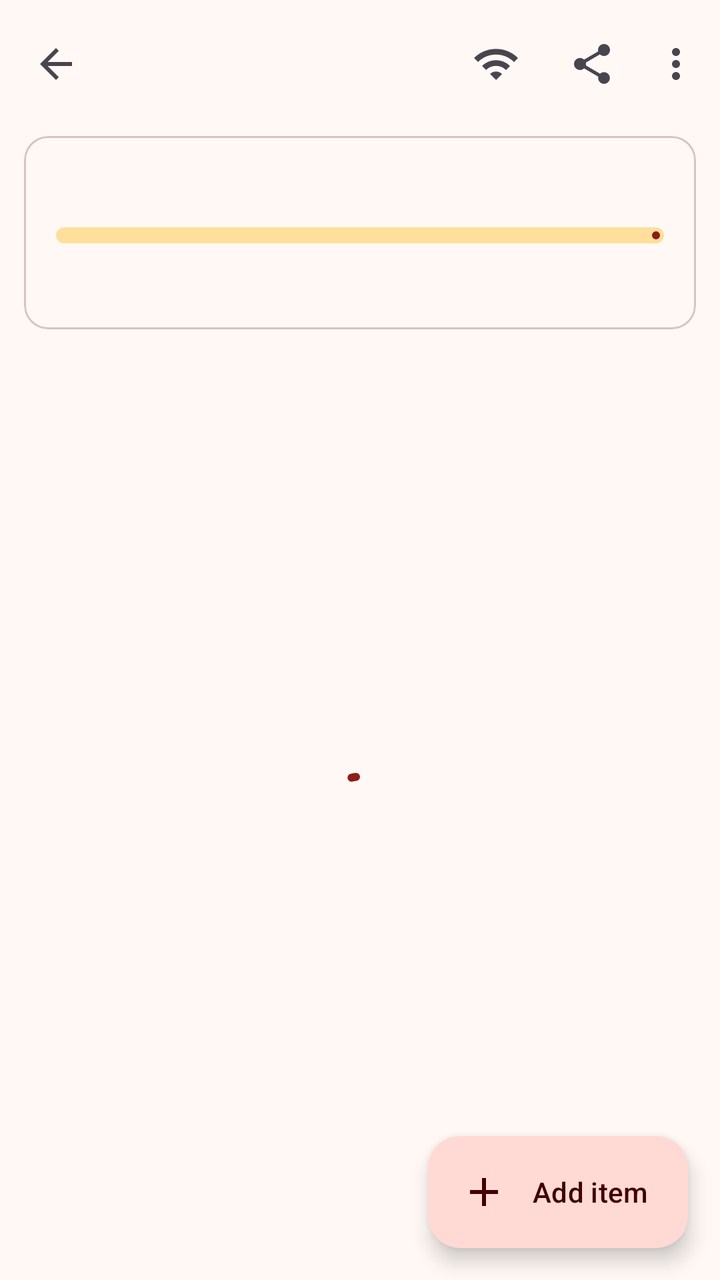
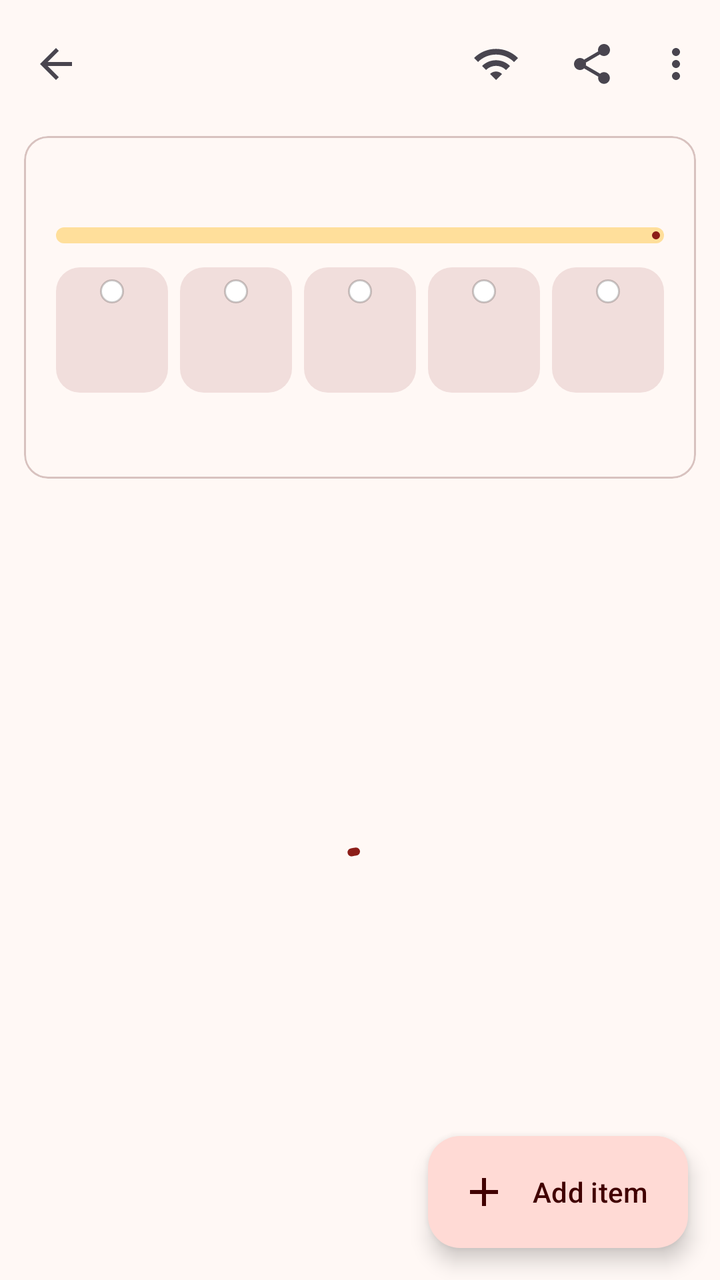

Two renders of the same Android screen: before a commit and after it. Below are the layout's source before the change and the commit's diff.
<!-- AndroidManifest.xml: application theme Theme.BagOfHolding -->
<!-- res/layout/activity_inventory.xml -->
<?xml version="1.0" encoding="utf-8"?>
<androidx.coordinatorlayout.widget.CoordinatorLayout xmlns:android="http://schemas.android.com/apk/res/android"
    xmlns:app="http://schemas.android.com/apk/res-auto"
    android:id="@+id/coordinator"
    android:layout_width="match_parent"
    android:layout_height="match_parent">

    <com.google.android.material.appbar.AppBarLayout
        android:layout_width="match_parent"
        android:layout_height="wrap_content"
        app:liftOnScrollTargetViewId="@id/recyclerItems">

        <com.google.android.material.appbar.MaterialToolbar
            android:id="@+id/toolbar"
            android:layout_width="match_parent"
            android:layout_height="?attr/actionBarSize"
            app:menu="@menu/menu_inventory"
            app:navigationContentDescription="@string/cd_back"
            app:navigationIcon="@drawable/ic_arrow_back" />
    </com.google.android.material.appbar.AppBarLayout>

    <LinearLayout
        android:layout_width="match_parent"
        android:layout_height="match_parent"
        android:orientation="vertical"
        app:layout_behavior="@string/appbar_scrolling_view_behavior">

        
        <com.google.android.material.card.MaterialCardView
            style="?attr/materialCardViewOutlinedStyle"
            android:layout_width="match_parent"
            android:layout_height="wrap_content"
            android:layout_marginHorizontal="12dp"
            android:layout_marginTop="4dp"
            android:layout_marginBottom="8dp">

            <LinearLayout
                android:layout_width="match_parent"
                android:layout_height="wrap_content"
                android:orientation="vertical"
                android:padding="16dp">

                <LinearLayout
                    android:layout_width="match_parent"
                    android:layout_height="wrap_content"
                    android:orientation="horizontal">

                    <TextView
                        android:id="@+id/textWeight"
                        android:layout_width="0dp"
                        android:layout_height="wrap_content"
                        android:layout_weight="1"
                        android:textAppearance="?attr/textAppearanceTitleMedium" />

                    <TextView
                        android:id="@+id/textEncumbrance"
                        android:layout_width="wrap_content"
                        android:layout_height="wrap_content"
                        android:textAppearance="?attr/textAppearanceLabelLarge" />
                </LinearLayout>

                <com.google.android.material.progressindicator.LinearProgressIndicator
                    android:id="@+id/progressWeight"
                    android:layout_width="match_parent"
                    android:layout_height="wrap_content"
                    android:layout_marginVertical="8dp"
                    android:max="100"
                    app:trackCornerRadius="4dp"
                    app:trackThickness="8dp" />

                <LinearLayout
                    android:layout_width="match_parent"
                    android:layout_height="wrap_content"
                    android:orientation="horizontal">

                    <TextView
                        android:id="@+id/textValue"
                        android:layout_width="0dp"
                        android:layout_height="wrap_content"
                        android:layout_weight="1"
                        android:textAppearance="?attr/textAppearanceBodyMedium"
                        android:textColor="?attr/colorOnSurfaceVariant" />

                    <TextView
                        android:id="@+id/textPurse"
                        android:layout_width="wrap_content"
                        android:layout_height="wrap_content"
                        android:textAppearance="?attr/textAppearanceBodyMedium"
                        android:textColor="?attr/colorSecondary" />
                </LinearLayout>
            </LinearLayout>
        </com.google.android.material.card.MaterialCardView>

        <FrameLayout
            android:layout_width="match_parent"
            android:layout_height="0dp"
            android:layout_weight="1">

            <androidx.recyclerview.widget.RecyclerView
                android:id="@+id/recyclerItems"
                android:layout_width="match_parent"
                android:layout_height="match_parent"
                android:clipToPadding="false"
                android:paddingHorizontal="12dp"
                android:paddingBottom="96dp"
                app:layoutManager="androidx.recyclerview.widget.LinearLayoutManager" />

            <TextView
                android:id="@+id/textEmpty"
                android:layout_width="wrap_content"
                android:layout_height="wrap_content"
                android:layout_gravity="center"
                android:gravity="center"
                android:padding="32dp"
                android:text="@string/inventory_empty"
                android:textAppearance="?attr/textAppearanceBodyLarge"
                android:textColor="?attr/colorOnSurfaceVariant"
                android:visibility="gone" />

            <com.google.android.material.progressindicator.CircularProgressIndicator
                android:id="@+id/progressLoading"
                android:layout_width="wrap_content"
                android:layout_height="wrap_content"
                android:layout_gravity="center"
                android:indeterminate="true" />
        </FrameLayout>
    </LinearLayout>

    <com.google.android.material.floatingactionbutton.ExtendedFloatingActionButton
        android:id="@+id/fabAddItem"
        android:layout_width="wrap_content"
        android:layout_height="wrap_content"
        android:layout_gravity="bottom|end"
        android:layout_margin="16dp"
        android:text="@string/fab_add_item"
        app:icon="@drawable/ic_add" />

</androidx.coordinatorlayout.widget.CoordinatorLayout>
<!-- resources referenced by this layout -->
<resources>
  <!-- drawable ic_add (drawable) -->
  <?xml version="1.0" encoding="utf-8"?>
  <vector xmlns:android="http://schemas.android.com/apk/res/android"
      android:width="24dp"
      android:height="24dp"
      android:tint="?attr/colorControlNormal"
      android:viewportWidth="24"
      android:viewportHeight="24">
      <path
          android:fillColor="@android:color/white"
          android:pathData="M19,13h-6v6h-2v-6H5v-2h6V5h2v6h6v2z" />
  </vector>
  <!-- drawable ic_arrow_back (drawable) -->
  <?xml version="1.0" encoding="utf-8"?>
  <vector xmlns:android="http://schemas.android.com/apk/res/android"
      android:width="24dp"
      android:height="24dp"
      android:tint="?attr/colorControlNormal"
      android:viewportWidth="24"
      android:viewportHeight="24">
      <path
          android:fillColor="@android:color/white"
          android:pathData="M20,11H7.83l5.59,-5.59L12,4l-8,8 8,8 1.41,-1.41L7.83,13H20v-2z" />
  </vector>
  <string name="cd_back">Back</string>
  <string name="fab_add_item">Add item</string>
  <string name="inventory_empty">The bag is empty.\nTap “Add item” to fill it.</string>
  <color name="boh_primary">#8C1D18</color>
  <color name="boh_on_primary">#FFFFFF</color>
  <color name="boh_primary_container">#FFDAD5</color>
  <color name="boh_on_primary_container">#410001</color>
  <color name="boh_secondary">#765A0B</color>
  <color name="boh_on_secondary">#FFFFFF</color>
  <color name="boh_secondary_container">#FFDF9B</color>
  <color name="boh_on_secondary_container">#251A00</color>
  <color name="boh_tertiary">#4C6544</color>
  <color name="boh_on_tertiary">#FFFFFF</color>
  <color name="boh_tertiary_container">#CEEBC1</color>
  <color name="boh_on_tertiary_container">#0A2006</color>
  <color name="boh_error">#BA1A1A</color>
  <color name="boh_on_error">#FFFFFF</color>
  <color name="boh_surface">#FFF8F5</color>
  <color name="boh_on_surface">#231918</color>
  <color name="boh_surface_variant">#F5DDDA</color>
  <color name="boh_on_surface_variant">#534341</color>
  <color name="boh_outline">#857371</color>
  <color name="boh_outline_variant">#D8C2BF</color>
  <color name="boh_surface_container_lowest">#FFFFFF</color>
  <color name="boh_surface_container_low">#FFF0EE</color>
  <color name="boh_surface_container">#FCEAE7</color>
  <color name="boh_surface_container_high">#F6E4E1</color>
  <color name="boh_surface_container_highest">#F1DEDC</color>
  <!-- unchanged entries left out for length: 1 -->
</resources>

<!-- the commit's change to res/layout/activity_inventory.xml (unified diff, before → after) -->
@@ -68,9 +68,54 @@
                     app:trackCornerRadius="4dp"
                     app:trackThickness="8dp" />
 
+                
                 <LinearLayout
-                    android:layout_width="match_parent"
-                    android:layout_height="wrap_content"
+                    android:id="@+id/rowCoins"
+                    android:layout_width="match_parent"
+                    android:layout_height="wrap_content"
+                    android:layout_marginTop="4dp"
+                    android:orientation="horizontal">
+
+                    <include
+                        android:id="@+id/coinPp"
+                        layout="@layout/view_coin"
+                        android:layout_width="0dp"
+                        android:layout_height="wrap_content"
+                        android:layout_weight="1"
+                        android:layout_marginEnd="6dp" />
+                    <include
+                        android:id="@+id/coinGp"
+                        layout="@layout/view_coin"
+                        android:layout_width="0dp"
+                        android:layout_height="wrap_content"
+                        android:layout_weight="1"
+                        android:layout_marginEnd="6dp" />
+                    <include
+                        android:id="@+id/coinEp"
+                        layout="@layout/view_coin"
+                        android:layout_width="0dp"
+                        android:layout_height="wrap_content"
+                        android:layout_weight="1"
+                        android:layout_marginEnd="6dp" />
+                    <include
+                        android:id="@+id/coinSp"
+                        layout="@layout/view_coin"
+                        android:layout_width="0dp"
+                        android:layout_height="wrap_content"
+                        android:layout_weight="1"
+                        android:layout_marginEnd="6dp" />
+                    <include
+                        android:id="@+id/coinCp"
+                        layout="@layout/view_coin"
+                        android:layout_width="0dp"
+                        android:layout_height="wrap_content"
+                        android:layout_weight="1" />
+                </LinearLayout>
+
+                <LinearLayout
+                    android:layout_width="match_parent"
+                    android:layout_height="wrap_content"
+                    android:layout_marginTop="8dp"
                     android:orientation="horizontal">
 
                     <TextView
@@ -136,3 +181,44 @@
         app:icon="@drawable/ic_add" />
 
 </androidx.coordinatorlayout.widget.CoordinatorLayout>
+<!-- res/layout/view_coin.xml (included above) -->
+<?xml version="1.0" encoding="utf-8"?>
+<LinearLayout xmlns:android="http://schemas.android.com/apk/res/android"
+    xmlns:app="http://schemas.android.com/apk/res-auto"
+    android:layout_width="0dp"
+    android:layout_height="wrap_content"
+    android:layout_weight="1"
+    android:background="@drawable/bg_coin_tile"
+    android:clickable="true"
+    android:focusable="true"
+    android:foreground="?attr/selectableItemBackground"
+    android:gravity="center_horizontal"
+    android:orientation="vertical"
+    android:paddingHorizontal="2dp"
+    android:paddingVertical="6dp">
+
+    <ImageView
+        android:id="@+id/imageCoin"
+        android:layout_width="12dp"
+        android:layout_height="12dp"
+        android:importantForAccessibility="no"
+        android:src="@drawable/ic_coin" />
+
+    <TextView
+        android:id="@+id/textCoinAmount"
+        android:layout_width="match_parent"
+        android:layout_height="24dp"
+        android:gravity="center"
+        android:maxLines="1"
+        android:textAppearance="?attr/textAppearanceTitleMedium"
+        app:autoSizeMaxTextSize="16sp"
+        app:autoSizeMinTextSize="9sp"
+        app:autoSizeTextType="uniform" />
+
+    <TextView
+        android:id="@+id/textCoinLabel"
+        android:layout_width="wrap_content"
+        android:layout_height="wrap_content"
+        android:textAppearance="?attr/textAppearanceLabelSmall"
+        android:textColor="?attr/colorOnSurfaceVariant" />
+</LinearLayout>
<!-- resource entries referenced after the edit -->
@@ -1,5 +1,11 @@
 <!-- resources referenced by this layout -->
 <resources>
+  <!-- drawable bg_coin_tile (drawable) -->
+  <?xml version="1.0" encoding="utf-8"?>
+  <shape xmlns:android="http://schemas.android.com/apk/res/android" android:shape="rectangle">
+      <solid android:color="?attr/colorSurfaceContainerHighest" />
+      <corners android:radius="12dp" />
+  </shape>
   <!-- drawable ic_add (drawable) -->
   <?xml version="1.0" encoding="utf-8"?>
   <vector xmlns:android="http://schemas.android.com/apk/res/android"
@@ -24,9 +30,17 @@
           android:fillColor="@android:color/white"
           android:pathData="M20,11H7.83l5.59,-5.59L12,4l-8,8 8,8 1.41,-1.41L7.83,13H20v-2z" />
   </vector>
+  <!-- drawable ic_coin (drawable) -->
+  <?xml version="1.0" encoding="utf-8"?>
+  <shape xmlns:android="http://schemas.android.com/apk/res/android" android:shape="oval">
+      <solid android:color="#FFFFFFFF" />
+      <stroke
+          android:width="1dp"
+          android:color="#33000000" />
+  </shape>
   <string name="cd_back">Back</string>
   <string name="fab_add_item">Add item</string>
-  <string name="inventory_empty">The bag is empty.\nTap “Add item” to fill it.</string>
+  <string name="inventory_empty">The bag is empty.\nTap “Add item” to fill it.\nHold and drag items to reorder them.</string>
   <color name="boh_primary">#8C1D18</color>
   <color name="boh_on_primary">#FFFFFF</color>
   <color name="boh_primary_container">#FFDAD5</color>
